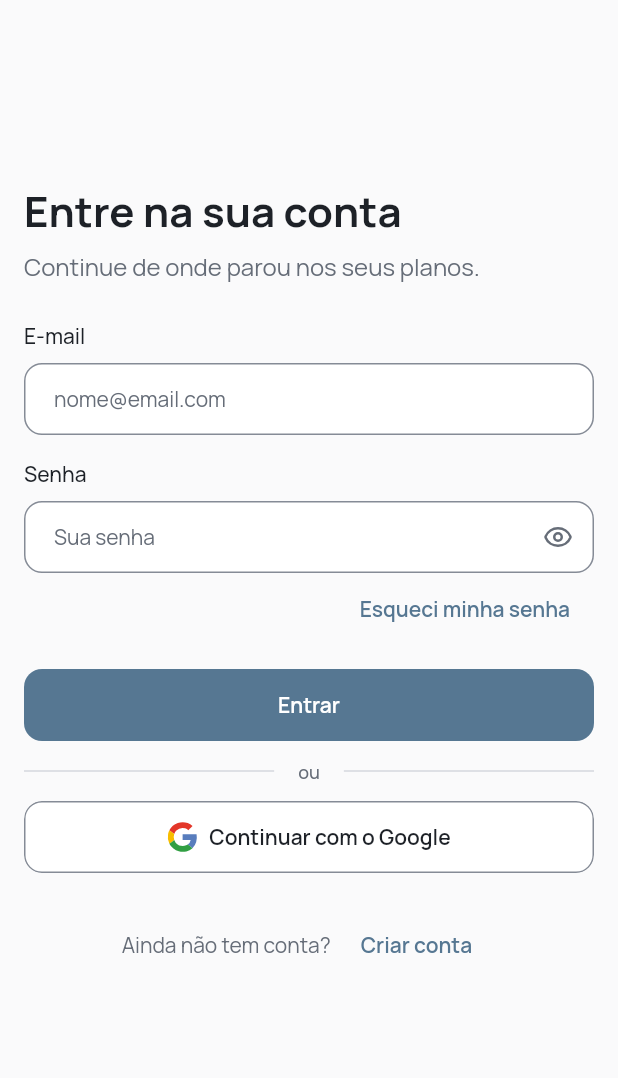
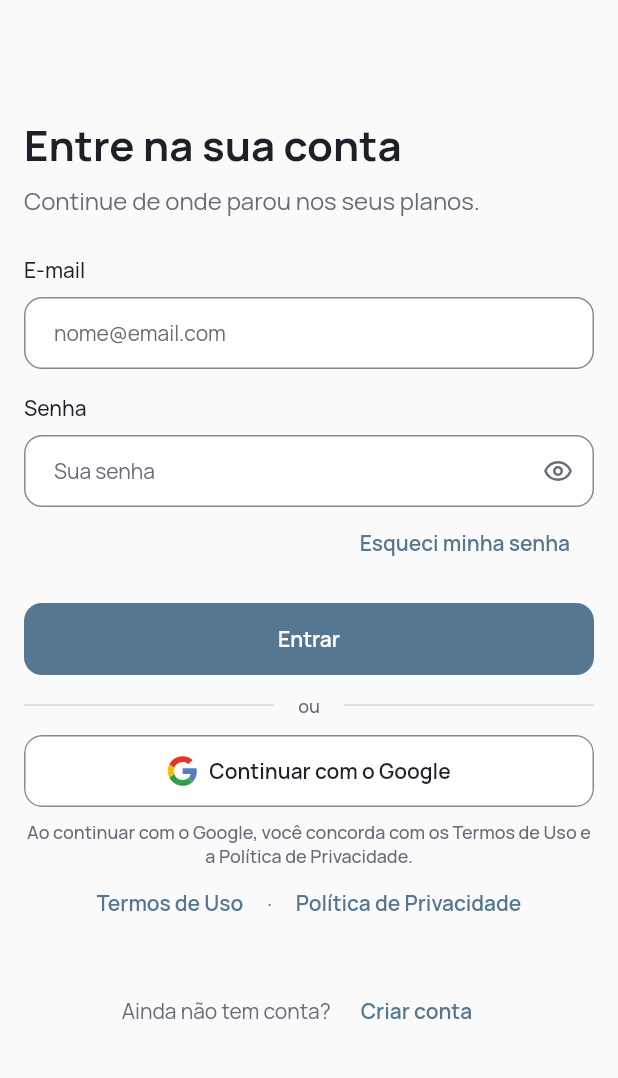
Before and after one commit to Emanoellb/Nexo, a Flutter app: the screen it shows after launch, on a phone screen of 412 x 824 dp, the part 72-1150 px from its top. Run offline on Flutter 3.47's test engine with Material 3 defaults, Android fonts, the phone set to English and light mode, and no system bars; our stand-ins replace cloud_firestore, connectivity_plus, firebase_auth, firebase_core, firebase_crashlytics, flutter_local_notifications and 7 more; missing offline and left inert: path_parsing; accounts and stored records are empty.

Commit message:
feat(auth): aviso dos Termos e da Política abaixo do Continuar com o Google

```diff
--- a/app/lib/features/auth/presentation/login_page.dart
+++ b/app/lib/features/auth/presentation/login_page.dart
@@ -200,6 +200,10 @@ class _LoginPageState extends ConsumerState<LoginPage> {
           loading: state.googleLoading,
           onPressed: state.submitting ? null : controller.signInWithGoogle,
         ),
+        GoogleConsentNote(
+          onOpenTerms: () => context.push(AppRoutes.terms),
+          onOpenPrivacy: () => context.push(AppRoutes.privacy),
+        ),
         SizedBox(height: spacing.xl),
         AuthFooterLink(
           question: 'Ainda não tem conta?',
--- a/app/lib/features/auth/presentation/sign_up_page.dart
+++ b/app/lib/features/auth/presentation/sign_up_page.dart
@@ -204,6 +204,10 @@ class _SignUpPageState extends ConsumerState<SignUpPage> {
           loading: state.googleLoading,
           onPressed: state.submitting ? null : controller.signInWithGoogle,
         ),
+        GoogleConsentNote(
+          onOpenTerms: () => context.push(AppRoutes.terms),
+          onOpenPrivacy: () => context.push(AppRoutes.privacy),
+        ),
         SizedBox(height: spacing.xl),
         AuthFooterLink(
           question: 'Já tem conta?',
--- a/app/lib/features/auth/presentation/widgets/auth_layout.dart
+++ b/app/lib/features/auth/presentation/widgets/auth_layout.dart
@@ -289,6 +289,55 @@ class LegalConsentField extends StatelessWidget {
   }
 }
 
+/// Aviso abaixo do "Continuar com o Google" (Login e Cadastro, decisão do
+/// usuário, 19/11/2026), com os dois documentos do app como links. O
+/// aceite registrado continua sendo o da 03b.
+class GoogleConsentNote extends StatelessWidget {
+  const GoogleConsentNote({
+    super.key,
+    required this.onOpenTerms,
+    required this.onOpenPrivacy,
+  });
+
+  final VoidCallback onOpenTerms;
+  final VoidCallback onOpenPrivacy;
+
+  @override
+  Widget build(BuildContext context) {
+    final style = Theme.of(context).textTheme.bodySmall!
+        .copyWith(color: context.nexoColors.onSurfaceVariant);
+    return Padding(
+      padding: EdgeInsets.only(top: context.spacing.sm),
+      child: Column(
+        children: [
+          Text(
+            'Ao continuar com o Google, você concorda com os Termos de Uso e '
+            'a Política de Privacidade.',
+            textAlign: TextAlign.center,
+            style: style,
+          ),
+          // Quebra em duas linhas com fonte ampliada ou tela estreita.
+          Wrap(
+            alignment: WrapAlignment.center,
+            crossAxisAlignment: WrapCrossAlignment.center,
+            children: [
+              NexoButton.tertiary(
+                label: 'Termos de Uso',
+                onPressed: onOpenTerms,
+              ),
+              ExcludeSemantics(child: Text('·', style: style)),
+              NexoButton.tertiary(
+                label: 'Política de Privacidade',
+                onPressed: onOpenPrivacy,
+              ),
+            ],
+          ),
+        ],
+      ),
+    );
+  }
+}
+
 /// "Reenviar" com a contagem regressiva ("Reenviar em 0:45").
 class ResendButton extends StatelessWidget {
   const ResendButton({
```
Also changed, not shown: 1 other file.
